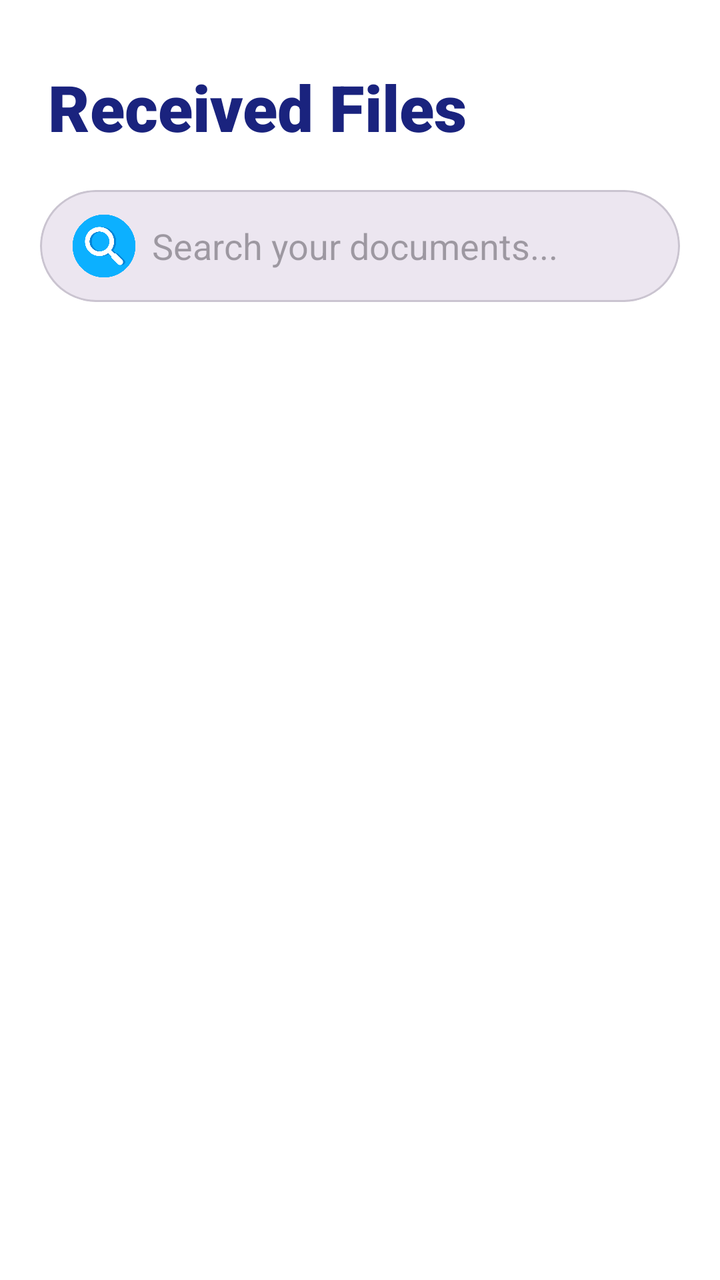
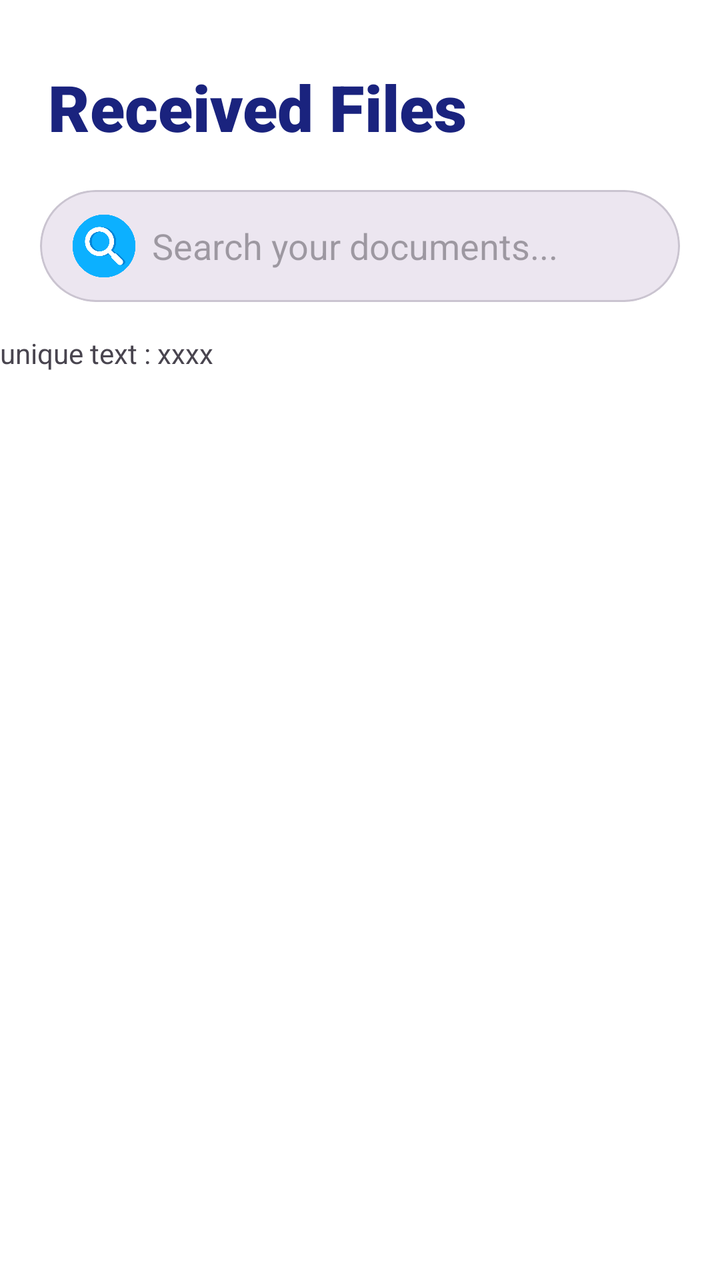

Compare the two renders of this Android layout. The source of the first and the diff that turns it into the second are given below.
<!-- AndroidManifest.xml: application theme Theme.MyApplication -->
<!-- res/layout/activity_received_files.xml -->
<?xml version="1.0" encoding="utf-8"?>
<androidx.coordinatorlayout.widget.CoordinatorLayout xmlns:android="http://schemas.android.com/apk/res/android"
    xmlns:app="http://schemas.android.com/apk/res-auto"
    xmlns:tools="http://schemas.android.com/tools"
    android:layout_width="match_parent"
    android:layout_height="match_parent"
    android:background="?attr/colorSurface">

    <com.google.android.material.appbar.AppBarLayout
        android:layout_width="match_parent"
        android:layout_height="wrap_content"
        android:background="?attr/colorSurface"
        app:liftOnScroll="true">

        <com.google.android.material.appbar.CollapsingToolbarLayout
            android:layout_width="match_parent"
            android:layout_height="wrap_content"
            app:layout_scrollFlags="scroll|exitUntilCollapsed|snap">

            <LinearLayout
                android:layout_width="match_parent"
                android:layout_height="wrap_content"
                android:orientation="vertical"
                android:paddingBottom="16dp">

                <TextView
                    android:layout_width="wrap_content"
                    android:layout_height="wrap_content"
                    android:layout_marginStart="24dp"
                    android:layout_marginTop="32dp"
                    android:fontFamily="sans-serif-black"
                    android:text="Received Files"
                    android:textColor="?attr/colorOnSurface"
                    android:textSize="32sp" />

                <com.google.android.material.card.MaterialCardView
                    android:layout_width="match_parent"
                    android:layout_height="56dp"
                    android:layout_marginHorizontal="20dp"
                    android:layout_marginTop="20dp"
                    app:cardBackgroundColor="?attr/colorSurfaceContainerHigh"
                    app:cardCornerRadius="28dp"
                    app:cardElevation="0dp">

                    <androidx.appcompat.widget.SearchView
                        android:id="@+id/search_view"
                        android:layout_width="match_parent"
                        android:layout_height="match_parent"
                        app:iconifiedByDefault="false"
                        app:queryBackground="@android:color/transparent"
                        app:queryHint="Search your documents..."
                        app:searchIcon="@drawable/ic_search" />
                </com.google.android.material.card.MaterialCardView>

            </LinearLayout>
        </com.google.android.material.appbar.CollapsingToolbarLayout>
    </com.google.android.material.appbar.AppBarLayout>

    <androidx.recyclerview.widget.RecyclerView
        android:id="@+id/recycler_view"
        android:layout_width="match_parent"
        android:layout_height="match_parent"
        android:clipToPadding="false"
        android:paddingHorizontal="12dp"
        android:paddingTop="8dp"
        android:paddingBottom="100dp"
        app:layout_behavior="@string/appbar_scrolling_view_behavior" />

    <LinearLayout
        android:id="@+id/empty_message"
        android:layout_width="wrap_content"
        android:layout_height="wrap_content"
        android:layout_gravity="center"
        android:gravity="center"
        android:orientation="vertical"
        android:visibility="gone">

        <ImageView
            android:layout_width="120dp"
            android:layout_height="120dp"
            android:alpha="0.3"
            android:src="@drawable/ic_docs"
            app:tint="?attr/colorOnSurface" />

        <TextView
            android:layout_width="wrap_content"
            android:layout_height="wrap_content"
            android:layout_marginTop="16dp"
            android:fontFamily="sans-serif-medium"
            android:text="No files here yet"
            android:textColor="?attr/colorOnSurface"
            android:textSize="18sp" />
    </LinearLayout>

    <ProgressBar
        android:id="@+id/fetching_history"
        android:layout_width="wrap_content"
        android:layout_height="wrap_content"
        android:layout_gravity="center"
        android:visibility="gone" />

</androidx.coordinatorlayout.widget.CoordinatorLayout>
<!-- resources referenced by this layout -->
<resources>
  <!-- drawable ic_docs: png bitmap (drawable, 7834 bytes) -->
  <!-- drawable ic_search: png bitmap (drawable, 24942 bytes) -->
  <style name="Theme.MyApplication" parent="Base.Theme.MyApplication" />
  <style name="Base.Theme.MyApplication" parent="Theme.Material3.DayNight.NoActionBar">
  
          <item name="colorPrimary">#132F97</item>
          <item name="colorOnPrimary">@color/white</item>
          <item name="colorSurface">@color/white</item>
          <item name="colorOnSurface">#1A237E</item>
          <item name="colorSecondary">#527132</item>
          <item name="android:statusBarColor">?attr/colorSurface</item>
          <item name="android:windowLightStatusBar">true</item>
          <item name="android:navigationBarColor">?attr/colorSurface</item>
      </style>
  <color name="white">#FFFFFFFF</color>
</resources>

<!-- the commit's change to res/layout/activity_received_files.xml (unified diff, before → after) -->
@@ -54,6 +54,14 @@
 
             </LinearLayout>
         </com.google.android.material.appbar.CollapsingToolbarLayout>
+
+        <TextView
+            android:id="@+id/unique_text_value"
+            android:layout_width="match_parent"
+            android:layout_height="wrap_content"
+            android:text="unique text : xxxx"/>
+
+
     </com.google.android.material.appbar.AppBarLayout>
 
     <androidx.recyclerview.widget.RecyclerView
